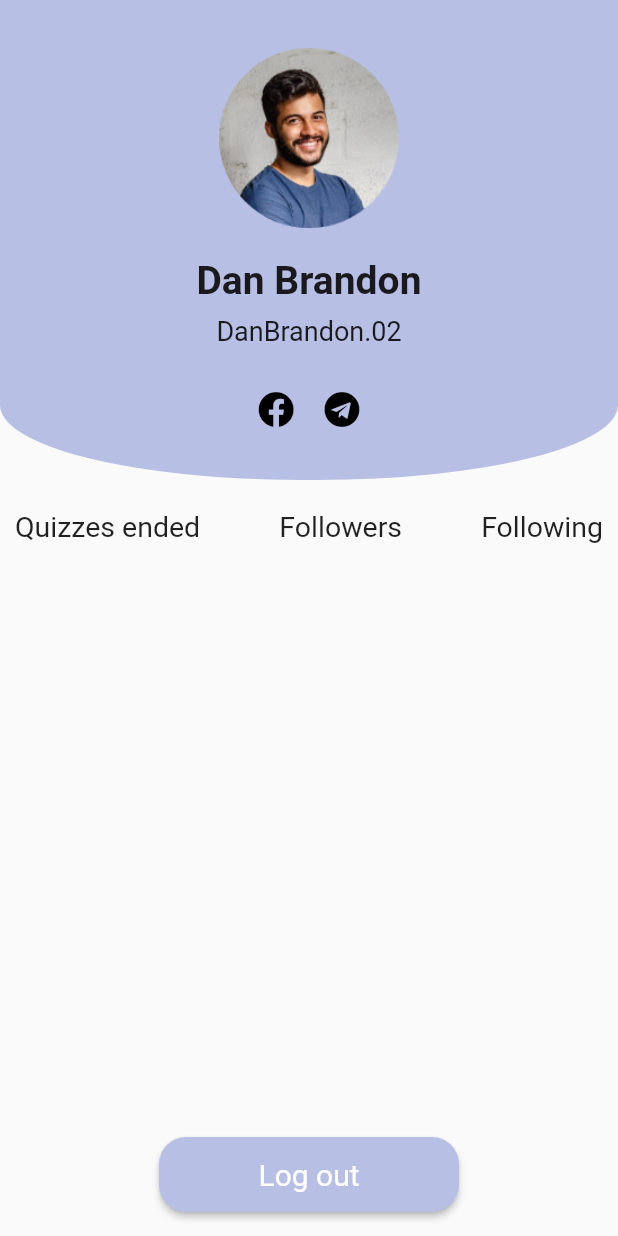
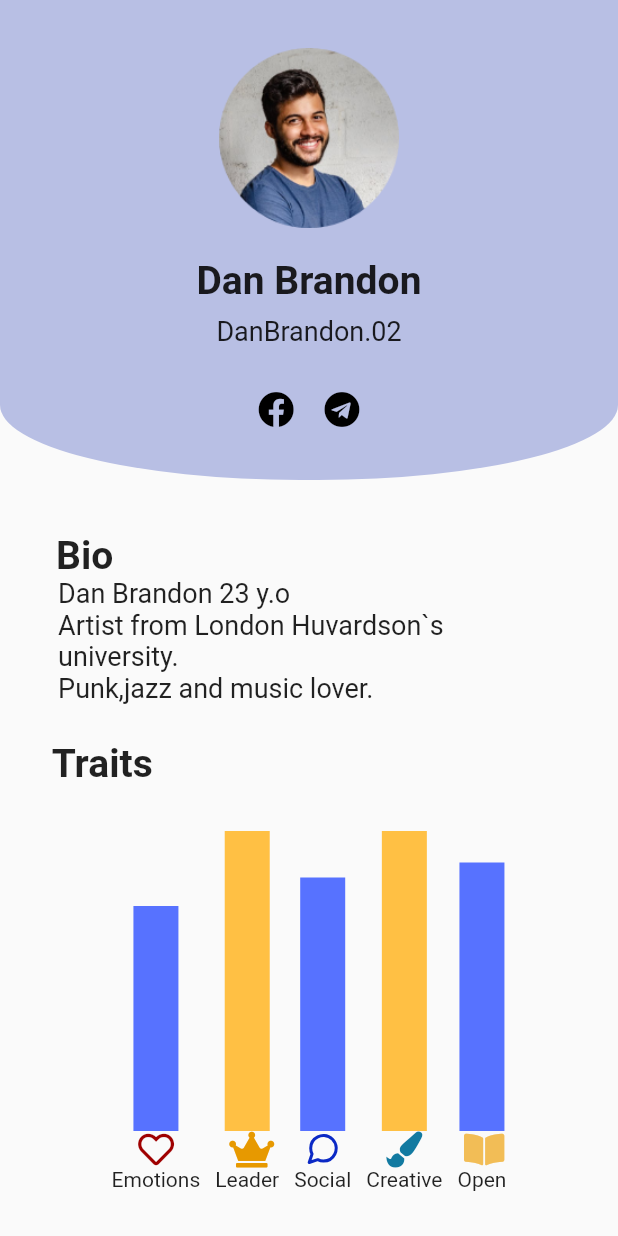
Before and after one commit to Majestr32/unrelatedapp, a Flutter app: the ProfilePage screen opened by its route, on a phone screen of 412 x 824 dp. Run offline on Flutter 3.47's test engine with Material 2 defaults, Android fonts, the phone set to English and light mode, and no system bars; our stand-ins replace flutter_feather_icons, font_awesome_flutter.

Commit message:
Updated lower container
profile.dart

```diff
--- a/lib/screens/profile.dart
+++ b/lib/screens/profile.dart
@@ -1,5 +1,6 @@
 import 'package:flutter/material.dart';
 import 'package:font_awesome_flutter/font_awesome_flutter.dart';
+import "package:flutter_feather_icons/flutter_feather_icons.dart";
 class ProfilePage extends StatefulWidget {
   const ProfilePage({Key? key}) : super(key: key);
 
@@ -16,8 +17,54 @@ class _ProfilePageState extends State<ProfilePage> {
             _firstWidget(),
             SizedBox(height: 20,),
             _secondWidget(),
-            Spacer(),
-            _thirdWidget(),
+            SizedBox(height: 15,),
+            Expanded(
+              child: SingleChildScrollView(
+                child: Column(
+                  children: [
+                    _bioWidget(),
+                    SizedBox(height: 25,),
+                    Align(child: Text("Traits", style: TextStyle(fontSize: 26, fontWeight: FontWeight.w600),), alignment: Alignment(-0.8,0),),
+                    SizedBox(height: 30,),
+                    Row(
+                      mainAxisAlignment: MainAxisAlignment.center,
+                      crossAxisAlignment: CrossAxisAlignment.end,
+                      children: [
+                        _traitsWidget(FontAwesomeIcons.heart,Color(0xff9F0000), Color(0xff5772FF), 'Emotions', 150),
+                        SizedBox(width: 10,),
+                        _traitsWidget(FontAwesomeIcons.crown,Color(0xffE79900), Color(0xffFFC044), 'Leader',200),
+                        SizedBox(width: 10,),
+                        _traitsWidget(FeatherIcons.messageCircle,Color(0xff0B29C5), Color(0xff5772FF), 'Social',169),
+                        SizedBox(width: 10,),
+                        _traitsWidget(FontAwesomeIcons.paintBrush,Color(0xff127AA1), Color(0xffFFC044), 'Creative',200),
+                        SizedBox(width: 10,),
+                        _traitsWidget(FontAwesomeIcons.bookOpen,Color(0xffF2BD56), Color(0xff5772FF), 'Open',179),
+                      ],
+                    ),
+                    SizedBox(height: 30,),
+                    Align(child: Text("Social", style: TextStyle(fontSize: 26, fontWeight: FontWeight.w600),), alignment: Alignment(-0.8,0),),
+                    SizedBox(height: 10,),
+                    Row(
+                      mainAxisAlignment: MainAxisAlignment.center,
+                      children: [
+                        _socialWidget(FontAwesomeIcons.telegram, Color(0xff353E6B), 50),
+                        SizedBox(width: 5,),
+                        _socialWidget(FontAwesomeIcons.facebookSquare, Color(0xff353E6B), 50),
+                        SizedBox(width: 5,),
+                        _socialWidget(FontAwesomeIcons.instagram, Color(0xff353E6B), 50),
+                        SizedBox(width: 5,),
+                        _socialWidget(FontAwesomeIcons.viber, Color(0xff353E6B), 50),
+                      ],
+                    ),
+
+                    SizedBox(height: 30,),
+                    _thirdWidget(),
+                  ],
+                ),
+              ),
+            ),
+            //Spacer(),
+
 
 
           ],
@@ -74,13 +121,49 @@ class _ProfilePageState extends State<ProfilePage> {
       child: Row(
         mainAxisAlignment: MainAxisAlignment.spaceBetween,
         children: [
-          Text("Quizzes ended", style: TextStyle(fontSize: 19),),
-          Text("Followers", style: TextStyle(fontSize: 19),),
-          Text("Following", style: TextStyle(fontSize: 19),)
+          //Text("Quizzes ended", style: TextStyle(fontSize: 19),),
+          //Text("Followers", style: TextStyle(fontSize: 19),),
+          //ext("Following", style: TextStyle(fontSize: 19),)
         ],
 
 
       ),
+    );
+  }
+
+  Widget _bioWidget() {
+    return Column(
+      children: [
+        Align(child: Text("Bio", style: TextStyle(fontSize: 26, fontWeight: FontWeight.w600 ),), alignment: Alignment(-0.8,0),),
+        Align(child: Text("Dan Brandon 23 y.o\nArtist from London Huvardson`s\nuniversity.\nPunk,jazz and music lover.",style: TextStyle(fontSize: 18),), alignment: Alignment(-0.5,0),)
+
+           ],
+          );
+  }
+
+  Widget _traitsWidget(IconData icon,Color iconColor, Color _color, String text, double containerHeight) {
+    return Column(
+
+           children: [
+             Container(
+               height: containerHeight,
+               width: 30,
+               color: _color,
+             ),
+             //Icon(icon),
+             Icon(
+               icon, color: iconColor,
+             ),
+             Text(text),
+           ],
+         );
+  }
+
+  Widget _socialWidget(IconData icon, Color iconColor, double iconSize) {
+    return Column(
+      children: [
+        Icon(icon, color: iconColor, size: iconSize,)
+      ],
     );
   }
 
```
